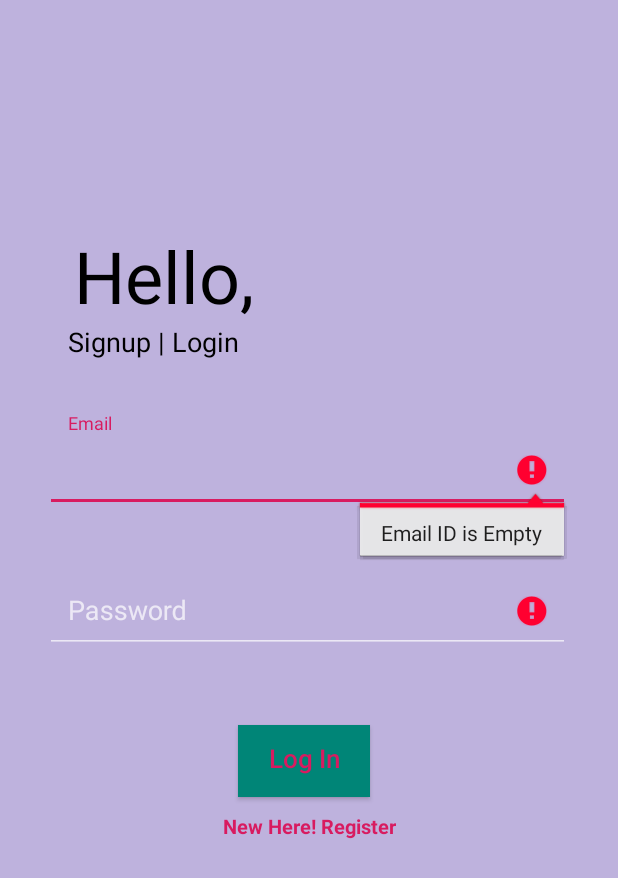
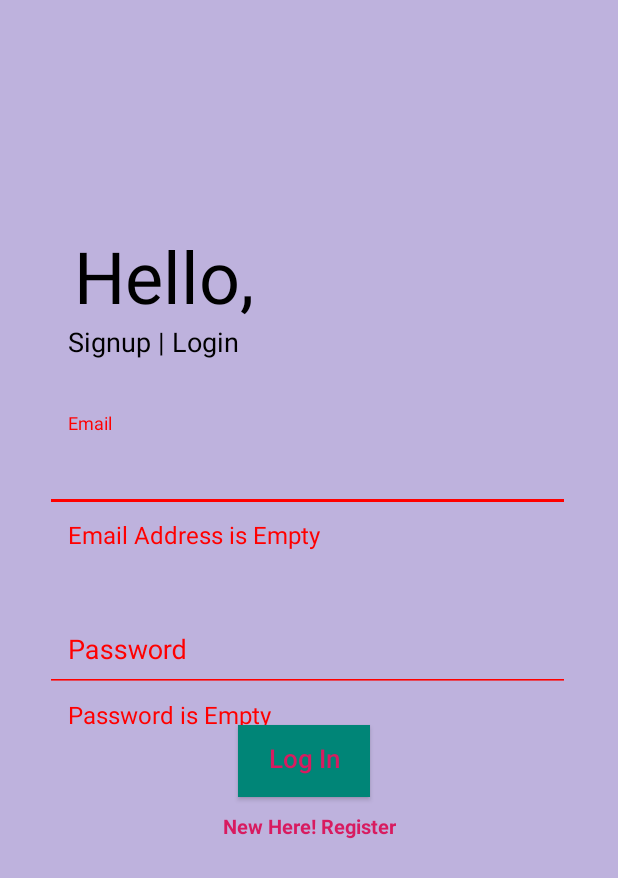
Before and after one commit to shahy3050/serveasy_garage, an Android app: the screen it shows after launch (LoginActivity), after a tap on "Log In", on a phone screen of 412 x 824 dp. Shown: the top 878 px of the screen. Run offline under Robolectric (Android 15) with nearby library versions, the phone set to English and light mode, and no system bars; our stand-ins replace Firebase (no records; nobody signed in at launch, a user with empty details on screens opened directly).

Commit message:
Validation Login Activity

```diff
--- a/app/src/main/java/com/example/serveasy_garage/LoginActivity.java
+++ b/app/src/main/java/com/example/serveasy_garage/LoginActivity.java
@@ -1,21 +1,20 @@
 package com.example.serveasy_garage;
-
-import androidx.annotation.NonNull;
-import androidx.appcompat.app.AlertDialog;
-import androidx.appcompat.app.AppCompatActivity;
 
 import android.content.Intent;
 import android.os.Bundle;
-import android.text.TextUtils;
 import android.util.Log;
 import android.view.View;
 import android.widget.Button;
 import android.widget.EditText;
 import android.widget.TextView;
 
+import androidx.annotation.NonNull;
+import androidx.appcompat.app.AlertDialog;
+import androidx.appcompat.app.AppCompatActivity;
+
 import com.google.android.gms.tasks.OnCompleteListener;
 import com.google.android.gms.tasks.Task;
-
+import com.google.android.material.textfield.TextInputLayout;
 import com.google.firebase.auth.AuthResult;
 import com.google.firebase.auth.FirebaseAuth;
 import com.google.firebase.auth.FirebaseUser;
@@ -27,6 +26,7 @@ public class LoginActivity extends AppCompatActivity {
     private EditText email_et, password_et;
     private TextView signupTV;
     private Button login_bt;
+    private TextInputLayout inputLayoutEmail, inputLayoutPassword;
 
 
     public void bindViews() {
@@ -34,6 +34,9 @@ public class LoginActivity extends AppCompatActivity {
         password_et = findViewById(R.id.password_edit_text);
         login_bt = findViewById(R.id.login_button);
         signupTV = findViewById(R.id.register_text_view);
+        inputLayoutEmail = findViewById(R.id.email_input_layout);
+        inputLayoutPassword = findViewById(R.id.password_input_layout);
+
     }
 
     @Override
@@ -46,43 +49,32 @@ public class LoginActivity extends AppCompatActivity {
 
     // attempt login when clicked on login button
     public void attemptLogin() {
-        email_et.setError(null);
-        password_et.setError(null);
+        boolean isValid = true;
+        if (email_et.getText().toString().isEmpty()) {
+            inputLayoutEmail.setError("Email Address is Empty");
+            isValid = false;
+        } else if (!email_et.getText().toString().contains("@")) {
+            inputLayoutEmail.setError("@ symbol missing ");
 
-        String email = email_et.getText().toString();
-        String password = password_et.getText().toString();
 
-        boolean cancel = false;
-        View focusView = null;
+        } else {
+            inputLayoutEmail.setErrorEnabled(false);
+        }
+        if (password_et.getText().toString().isEmpty()) {
+            inputLayoutPassword.setError("Password is Empty");
+            isValid = false;
+        } else if (password_et.getText().toString().trim().length() < 8) {
+            inputLayoutPassword.setError("Password should have more than 8 characters");
 
-        // Check for a empty password.
-        if (TextUtils.isEmpty(password)) {
-            password_et.setError("Password is Empty!!! ");
-            focusView = password_et;
-            cancel = true;
+        } else if (isValid) {
+
+//            Toast.makeText(this, "Login Successful", Toast.LENGTH_SHORT).show();
+            inputLayoutPassword.setErrorEnabled(false);
+            logIn();
+
         }
-        // Check for a valid email address.
-        if (TextUtils.isEmpty(email)) {
-            email_et.setError("Email ID is Empty");
-            focusView = email_et;
-            cancel = true;
-        } else if (!isEmailValid(email)) {
-            email_et.setError("Enter a valid Email ID");
-            focusView = email_et;
-            cancel = true;
-        }
-        if (cancel) {
-            // There was an error; don't attempt login and focus the first
-            // form field with an error.
-            focusView.requestFocus();
-        } else {
-            logIn();
-        }
-    }
 
-    private boolean isEmailValid(String email) {
-        // You can add more checking logic here.
-        return email.contains("@");
+
     }
 
 
@@ -106,7 +98,7 @@ public class LoginActivity extends AppCompatActivity {
                 } else {
                     Log.d("serveasy", "Failure in Sign In" + task.getException());
 
-                    showErrorDialog("Failure Loggin In, Please Try again");
+                    showErrorDialog("Failure Logging In, Please Try again");
 
                 }
 
```
